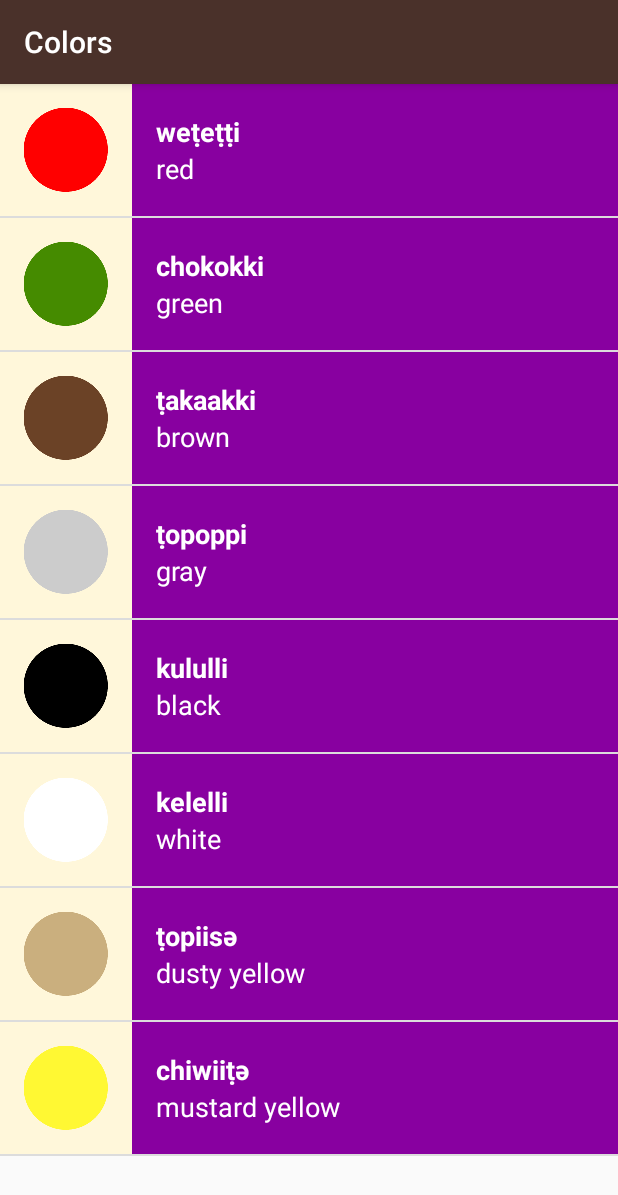
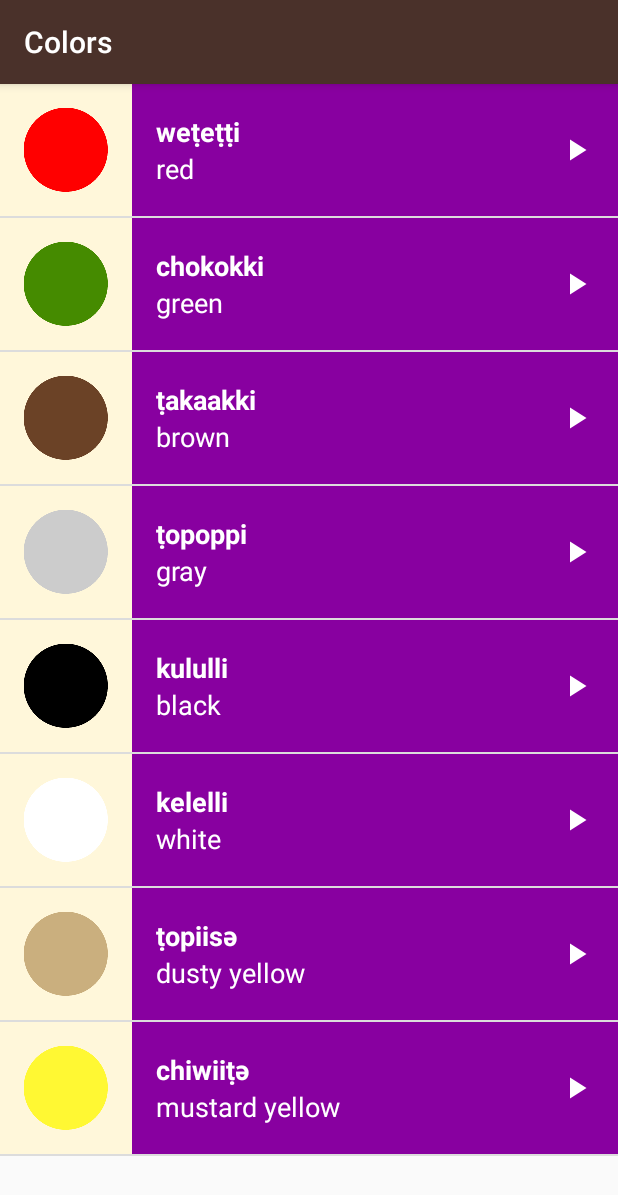
Before and after one commit to jpokharel/MiwokPractice, an Android app: the ColorsActivity screen opened directly, with no data from a screen before it, on a phone screen of 412 x 824 dp. Shown: the top 1195 px of the screen. Run offline under Robolectric (Android 15) with nearby library versions, the light colour scheme and no system bars.

Commit message:
1. Added Play Buttons on the activity list items. 2. Added the play icons for all resolutions.

```diff
--- a/app/src/main/res/layout/list_item.xml
+++ b/app/src/main/res/layout/list_item.xml
@@ -1,23 +1,30 @@
 <?xml version="1.0" encoding="utf-8"?>
 <LinearLayout xmlns:android="http://schemas.android.com/apk/res/android"
     xmlns:tools="http://schemas.android.com/tools"
-    android:orientation="horizontal" android:layout_width="match_parent"
-    android:layout_height="match_parent">
+    android:layout_width="match_parent"
+    android:layout_height="match_parent"
+    android:orientation="horizontal">
 
     <ImageView
         android:id="@+id/image"
         android:layout_width="88dp"
         android:layout_height="88dp"
-        android:src="@mipmap/ic_launcher"
         android:background="#FFF7DA"
-        />
+        android:src="@mipmap/ic_launcher" />
 
     <LinearLayout
         android:id="@+id/text_container"
         android:layout_width="match_parent"
         android:layout_height="88dp"
-        android:orientation="vertical"
         android:background="#FD8E09">
+
+        <LinearLayout
+            android:id="@+id/text_container_child"
+            android:layout_width="0dp"
+            android:layout_height="88dp"
+            android:layout_weight="1"
+            android:orientation="vertical">
+
                 <TextView
                     android:id="@+id/miwok_text_view"
                     android:layout_width="match_parent"
@@ -25,11 +32,11 @@
                     android:layout_weight="1"
                     android:gravity="bottom"
                     android:paddingLeft="16dp"
-            android:textStyle="bold"
                     android:textColor="#FFFFFF"
                     android:textSize="18sp"
-            tools:text="lutti"
-            />
+                    android:textStyle="bold"
+                    tools:text="lutti" />
+
                 <TextView
                     android:id="@+id/default_text_view"
                     android:layout_width="match_parent"
@@ -39,7 +46,15 @@
                     android:paddingLeft="16dp"
                     android:textColor="#FFFFFF"
                     android:textSize="18sp"
-            tools:text="one"
-            />
+                    tools:text="one" />
+            </LinearLayout>
+
+            <ImageView
+                android:id="@+id/play_button"
+                android:layout_width="24dp"
+                android:layout_height="24dp"
+                android:layout_marginRight="16dp"
+                android:src="@drawable/ic_play_arrow_white_24dp"
+                android:layout_gravity="center_vertical"/>
         </LinearLayout>
 </LinearLayout>
```
Also changed, not shown: app/src/main/res/drawable-hdpi/ic_play_arrow_white_24dp.png (added), app/src/main/res/drawable-mdpi/ic_play_arrow_white_24dp.png (added), app/src/main/res/drawable-xhdpi/ic_play_arrow_white_24dp.png (added), app/src/main/res/drawable-xxhdpi/ic_play_arrow_white_24dp.png (added), app/src/main/res/drawable-xxxhdpi/ic_play_arrow_white_24dp.png (added). Lines whose indentation alone changed are shown as unchanged.
